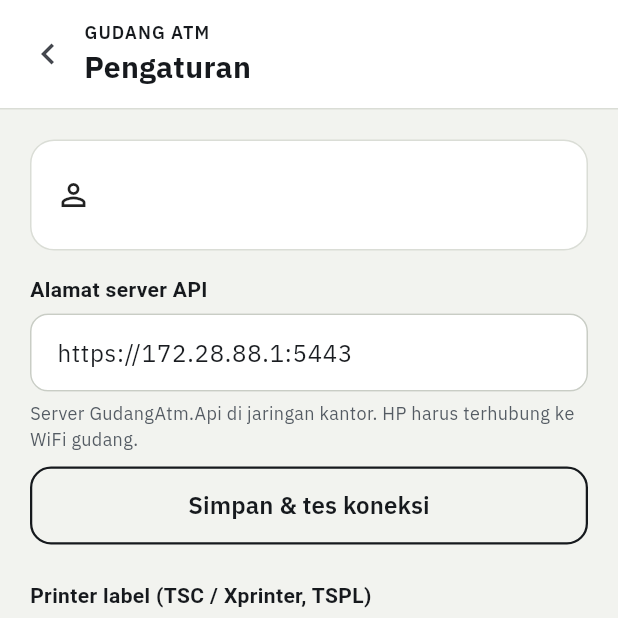
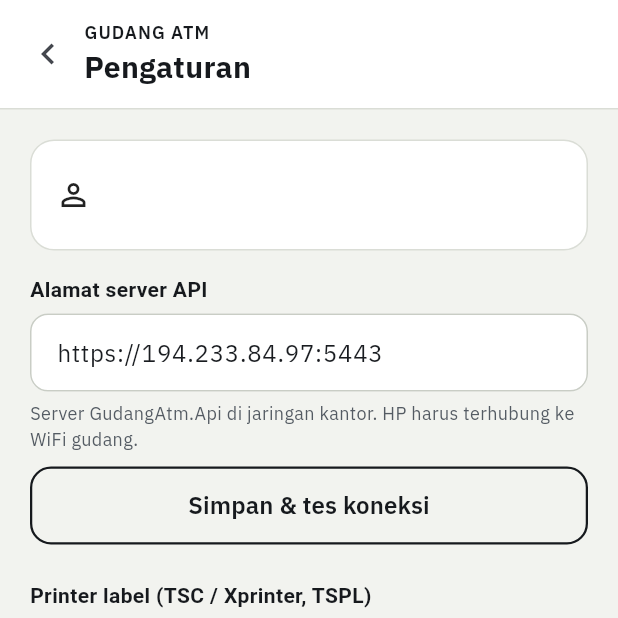
Before and after one commit to yohanesefendy74/atm, a Flutter app: the SettingsScreen screen opened directly, on a phone screen of 412 x 824 dp, the top half of it. Run offline on Flutter 3.47's test engine with Material 3 defaults, Android fonts, the phone set to English and light mode, and no system bars; our stand-ins replace flutter_blue_plus, pdf, permission_handler, printing, shared_preferences; missing offline and left inert: mobile_scanner, print_bluetooth_thermal; accounts and stored records are empty; network calls fail.

Commit message:
Ganti alamat server ke 194.233.84.97
Co-Authored-By: Claude Sonnet 5.5 <noreply@anthropic.com>
Claude-Session: https://claude.ai/code/session_018v7vQh7b3r2WGZ1ti3hRct

```diff
--- a/api/GudangAtm.Api/appsettings.json
+++ b/api/GudangAtm.Api/appsettings.json
@@ -1,6 +1,6 @@
 {
   "ConnectionStrings": {
-    "Gudang": "Server=172.28.88.1;Database=WORKSHOP_STAGING;User Id=GANTI_USER;Password=GANTI_PASSWORD;Encrypt=True;TrustServerCertificate=True"
+    "Gudang": "Server=194.233.84.97;Database=WORKSHOP_STAGING;User Id=GANTI_USER;Password=GANTI_PASSWORD;Encrypt=True;TrustServerCertificate=True"
   },
   "Jwt": {
     "Key": "GANTI-dengan-teks-acak-minimal-32-karakter-0123456789",
--- a/app/lib/api.dart
+++ b/app/lib/api.dart
@@ -18,7 +18,7 @@ class Session {
   Session._();
   static final Session I = Session._();
 
-  String baseUrl = 'https://172.28.88.1:5443';
+  String baseUrl = 'https://194.233.84.97:5443';
   String? token;
   Map<String, dynamic>? user;
   String? printerMac;
--- a/app/lib/screens/settings.dart
+++ b/app/lib/screens/settings.dart
@@ -106,7 +106,7 @@ class _SettingsScreenState extends State<SettingsScreen> {
               ),
             const SizedBox(height: 16),
             const FieldLabel('Alamat server API'),
-            TextField(controller: _url, keyboardType: TextInputType.url, decoration: const InputDecoration(hintText: 'https://172.28.88.1:5443')),
+            TextField(controller: _url, keyboardType: TextInputType.url, decoration: const InputDecoration(hintText: 'https://194.233.84.97:5443')),
             const Hint('Server GudangAtm.Api di jaringan kantor. HP harus terhubung ke WiFi gudang.'),
             const SizedBox(height: 10),
             BigButton(label: 'Simpan & tes koneksi', busy: _busy, onPressed: _saveUrl, outlined: true),
```
Also changed, not shown: 4 other files.
